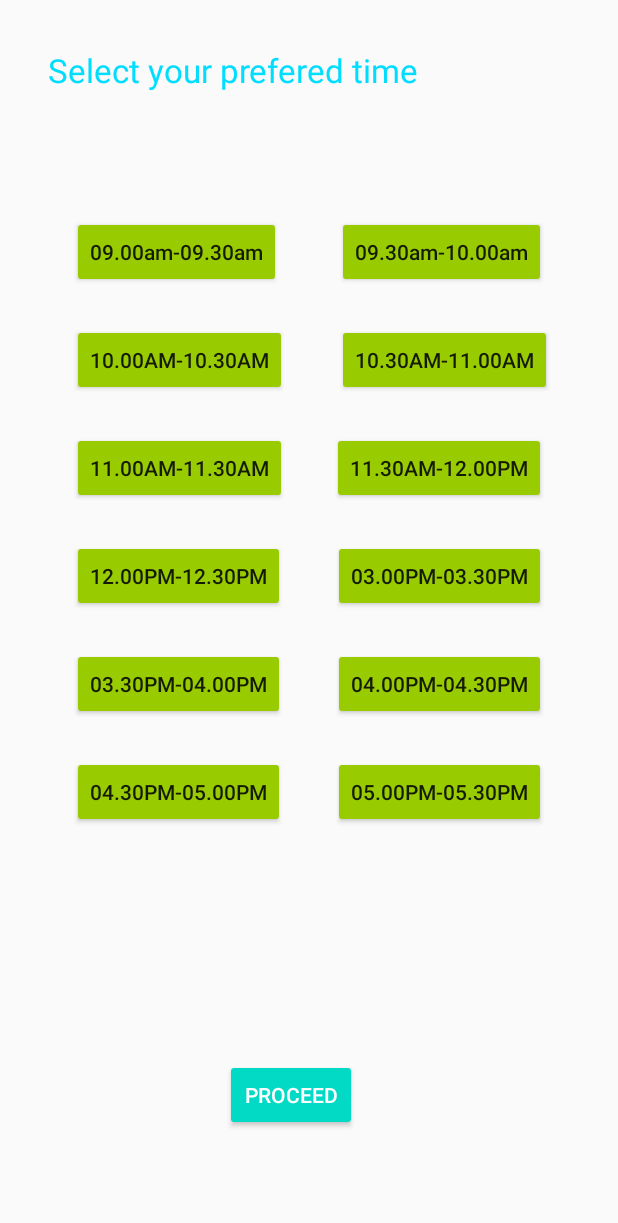
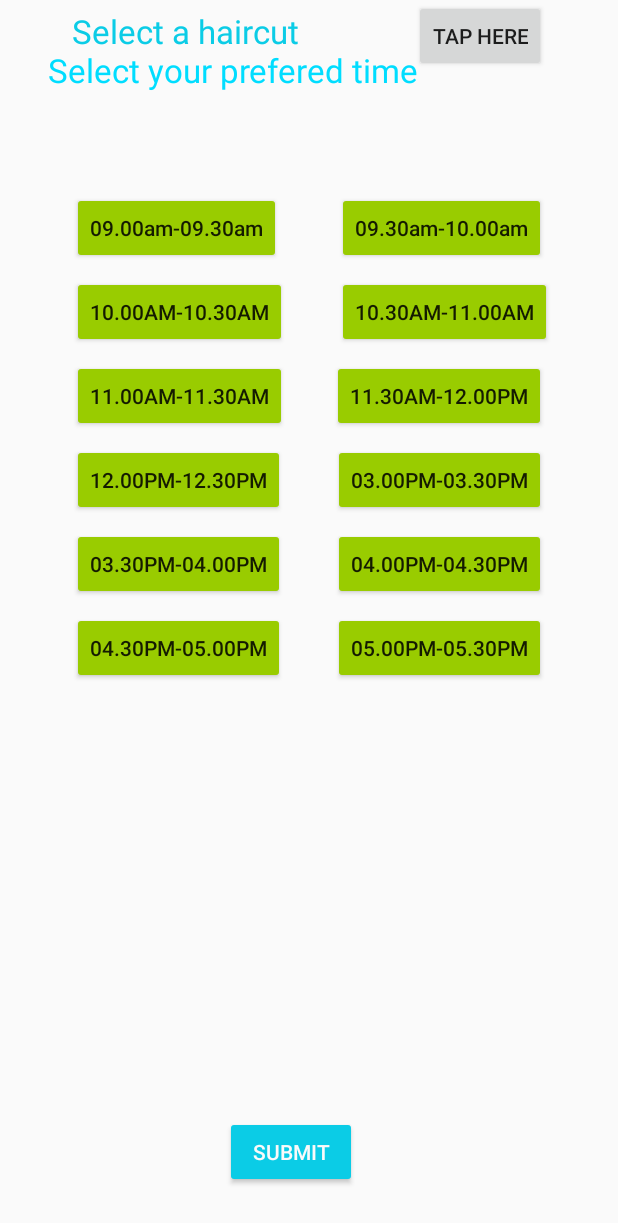
Before and after one commit to Yohanathan-Kugavathanan/Salon, an Android app: the layout activity_schedule_time.xml on its own in the app's theme, with its tools: preview values and no code run, on a phone screen of 412 x 824 dp. Shown: the top 1223 px of the screen. Run offline under Robolectric (Android 15) with nearby library versions, the phone set to English and light mode, and no system bars.

Commit message:
few changes in activity_schedule_date.xml and activity_schedule_time

```diff
--- a/app/src/main/AndroidManifest.xml
+++ b/app/src/main/AndroidManifest.xml
@@ -9,7 +9,7 @@
         android:roundIcon="@mipmap/ic_launcher_round"
         android:supportsRtl="true"
         android:theme="@style/AppTheme">
-        <activity android:name=".MainActivity">
+        <activity android:name=".scheduleDate">
             <intent-filter>
                 <action android:name="android.intent.action.MAIN" />
 
--- a/app/src/main/res/layout/activity_schedule_date.xml
+++ b/app/src/main/res/layout/activity_schedule_date.xml
@@ -27,8 +27,11 @@
         android:layout_alignParentTop="true"
         android:layout_centerHorizontal="true"
         android:layout_marginTop="300dp"
+        android:backgroundTint="@android:color/background_light"
         android:hint="Tap here to select a date"
-        android:textSize="20sp" />
+        android:textColor="@android:color/black"
+        android:textSize="20sp"
+        tools:text="@string/tvDate" />
 
     <Button
         android:id="@+id/proceed_"
@@ -37,9 +40,9 @@
         android:layout_alignParentTop="true"
         android:layout_centerHorizontal="true"
         android:layout_marginTop="400dp"
-        android:backgroundTint="@color/design_default_color_secondary"
+        android:backgroundTint="@color/endBlue"
         android:hint="Proceed"
-        android:textColor="@color/design_default_color_background"
+        android:textColor="@color/grayLight"
         android:textSize="20sp"
         tools:text="@string/proceed_" />
 
--- a/app/src/main/res/layout/activity_schedule_time.xml
+++ b/app/src/main/res/layout/activity_schedule_time.xml
@@ -35,7 +35,7 @@
         android:id="@+id/button2"
         android:layout_width="wrap_content"
         android:layout_height="wrap_content"
-        android:layout_marginTop="48dp"
+        android:layout_marginTop="32dp"
         android:layout_marginEnd="48dp"
         android:backgroundTint="@android:color/holo_green_light"
         android:text="Button"
@@ -59,7 +59,7 @@
         android:id="@+id/button4"
         android:layout_width="wrap_content"
         android:layout_height="wrap_content"
-        android:layout_marginTop="24dp"
+        android:layout_marginTop="8dp"
         android:layout_marginEnd="44dp"
         android:backgroundTint="@android:color/holo_green_light"
         android:text="Button"
@@ -82,7 +82,7 @@
         android:id="@+id/button6"
         android:layout_width="wrap_content"
         android:layout_height="wrap_content"
-        android:layout_marginTop="24dp"
+        android:layout_marginTop="8dp"
         android:layout_marginEnd="48dp"
         android:backgroundTint="@android:color/holo_green_light"
         android:text="Button"
@@ -105,7 +105,7 @@
         android:id="@+id/button8"
         android:layout_width="wrap_content"
         android:layout_height="wrap_content"
-        android:layout_marginTop="24dp"
+        android:layout_marginTop="8dp"
         android:layout_marginEnd="48dp"
         android:backgroundTint="@android:color/holo_green_light"
         android:text="Button"
@@ -117,7 +117,7 @@
         android:id="@+id/button9"
         android:layout_width="wrap_content"
         android:layout_height="wrap_content"
-        android:layout_marginTop="24dp"
+        android:layout_marginTop="8dp"
         android:layout_marginEnd="48dp"
         android:backgroundTint="@android:color/holo_green_light"
         android:text="Button"
@@ -140,7 +140,7 @@
         android:id="@+id/button11"
         android:layout_width="wrap_content"
         android:layout_height="wrap_content"
-        android:layout_marginTop="24dp"
+        android:layout_marginTop="8dp"
         android:layout_marginEnd="48dp"
         android:backgroundTint="@android:color/holo_green_light"
         android:text="Button"
@@ -164,11 +164,33 @@
         android:layout_width="wrap_content"
         android:layout_height="wrap_content"
         android:layout_marginStart="150dp"
-        android:layout_marginBottom="70dp"
-        android:backgroundTint="@color/design_default_color_secondary"
+        android:layout_marginBottom="32dp"
+        android:backgroundTint="@color/endBlue"
         android:text="Button"
-        android:textColor="@color/design_default_color_background"
+        android:textColor="@color/grayLight"
         app:layout_constraintBottom_toBottomOf="parent"
         app:layout_constraintStart_toStartOf="parent"
         tools:text="@string/proceed2_" />
+
+    <TextView
+        android:id="@+id/textView2"
+        android:layout_width="186dp"
+        android:layout_height="45dp"
+        android:layout_marginStart="48dp"
+        android:text="TextView"
+        android:textAppearance="@style/TextAppearance.AppCompat.Large"
+        android:textColor="@color/endBlue"
+        app:layout_constraintBaseline_toBaselineOf="@+id/button14"
+        app:layout_constraintStart_toStartOf="parent"
+        tools:text="@string/text3_" />
+
+    <Button
+        android:id="@+id/button14"
+        android:layout_width="wrap_content"
+        android:layout_height="wrap_content"
+        android:layout_marginEnd="48dp"
+        android:text="Button"
+        app:layout_constraintEnd_toEndOf="parent"
+        tools:layout_editor_absoluteY="491dp"
+        tools:text="@string/button_haircut" />
 </androidx.constraintlayout.widget.ConstraintLayout>
--- a/app/src/main/res/values/strings.xml
+++ b/app/src/main/res/values/strings.xml
@@ -16,5 +16,8 @@
     <string name="slot10">04.00pm-04.30pm</string>
     <string name="slot11">04.30pm-05.00pm</string>
     <string name="slot12">05.00pm-05.30pm</string>
-    <string name="proceed2_">Proceed</string>
+    <string name="text3_">Select a haircut</string>
+    <string name="button_haircut">Tap here</string>
+    <string name="proceed2_">Submit</string>
+    <string name="tvDate">Tap here to select a date</string>
 </resources>
```
